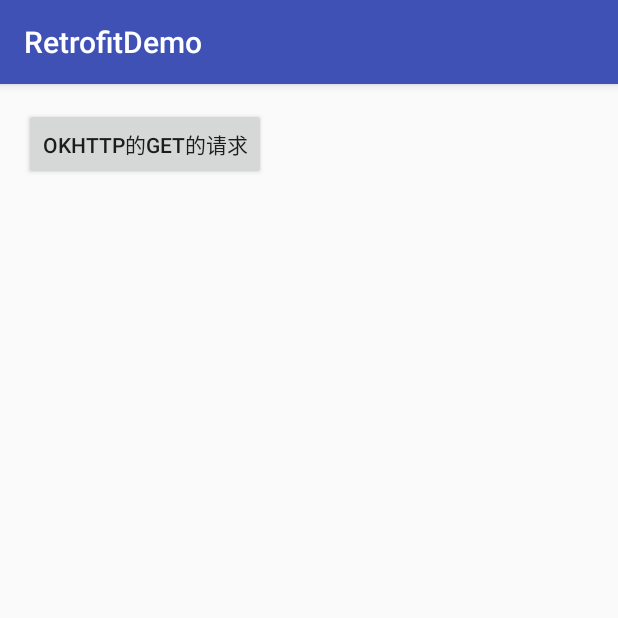
After one commit to qqpp1212/RetrofitDemo, an Android app: the OkHttpGet2Activity screen opened directly, with no data from a screen before it, on a phone screen of 412 x 824 dp, the top half of it. The commit adds this screen. Run offline under Robolectric (Android 15) with nearby library versions, the phone set to English and light mode, and no system bars; our stand-ins replace ButterKnife.

Commit message:
OkHttp的GET请求(拆分)

```diff
--- a/app/src/main/AndroidManifest.xml
+++ b/app/src/main/AndroidManifest.xml
@@ -2,7 +2,7 @@
 <manifest xmlns:android="http://schemas.android.com/apk/res/android"
     package="com.feicuiedu.retrofitdemo">
 
-    <uses-permission android:name="android.permission.INTERNET"/>
+    <uses-permission android:name="android.permission.INTERNET" />
 
     <application
         android:allowBackup="true"
@@ -17,7 +17,8 @@
                 <category android:name="android.intent.category.LAUNCHER" />
             </intent-filter>
         </activity>
-        <activity android:name=".demoOkHttpGet.OkHttpGetActivity"></activity>
+        <activity android:name=".demoOkHttpGet.OkHttpGetActivity" />
+        <activity android:name=".demoOkHttpGet2.OkHttpGet2Activity"></activity>
     </application>
 
 </manifest>
--- a/app/src/main/java/com/feicuiedu/retrofitdemo/MainActivity.java
+++ b/app/src/main/java/com/feicuiedu/retrofitdemo/MainActivity.java
@@ -9,6 +9,7 @@ import android.widget.ArrayAdapter;
 import android.widget.ListView;
 
 import com.feicuiedu.retrofitdemo.demoOkHttpGet.OkHttpGetActivity;
+import com.feicuiedu.retrofitdemo.demoOkHttpGet2.OkHttpGet2Activity;
 
 import butterknife.BindView;
 import butterknife.ButterKnife;
@@ -37,7 +38,8 @@ public class MainActivity extends AppCompatActivity implements AdapterView.OnIte
 
     private Demo[] createDemos(){
         return new Demo[]{
-                new Demo("OkHttp的GET请求",new Intent(this,OkHttpGetActivity.class))
+                new Demo("OkHttp的GET请求",new Intent(this,OkHttpGetActivity.class)),
+                new Demo("OkHttp的GET请求(拆分)",new Intent(this, OkHttpGet2Activity.class))
         };
     }
 
--- a/app/src/main/java/com/feicuiedu/retrofitdemo/demoOkHttpGet/OkHttpGetActivity.java
+++ b/app/src/main/java/com/feicuiedu/retrofitdemo/demoOkHttpGet/OkHttpGetActivity.java
@@ -53,7 +53,7 @@ public class OkHttpGetActivity extends AppCompatActivity {
                 // 后台线程：不能做UI的操作
                 Log.i("TAG","---请求失败"+e.getMessage());
             }
-            // 响应成功
+            // 请求成功
             @Override
             public void onResponse(Call call, Response response) throws IOException {
                 // 后台线程：不能做UI的操作
--- /dev/null
+++ b/app/src/main/java/com/feicuiedu/retrofitdemo/demoOkHttpGet2/OkHttpGet2Activity.java
@@ -0,0 +1,42 @@
+package com.feicuiedu.retrofitdemo.demoOkHttpGet2;
+
+import android.os.Bundle;
+import android.support.v7.app.AppCompatActivity;
+import android.util.Log;
+
+import com.feicuiedu.retrofitdemo.R;
+
+import java.io.IOException;
+
+import butterknife.ButterKnife;
+import butterknife.OnClick;
+import okhttp3.Call;
+import okhttp3.Callback;
+import okhttp3.Response;
+
+public class OkHttpGet2Activity extends AppCompatActivity {
+
+    @Override
+    protected void onCreate(Bundle savedInstanceState) {
+        super.onCreate(savedInstanceState);
+        setContentView(R.layout.activity_ok_http_get);
+        ButterKnife.bind(this);
+    }
+
+    @OnClick(R.id.btn_OkHttp_Get)
+    public void onClick() {
+
+        // 去进行请求
+        NetClient.getInstance().getData("https://api.github.com/users/gqq").enqueue(new Callback() {
+            @Override
+            public void onFailure(Call call, IOException e) {
+                Log.i("TAG", "--请求失败");
+            }
+
+            @Override
+            public void onResponse(Call call, Response response) throws IOException {
+                Log.i("TAG", "--响应成功");
+            }
+        });
+    }
+}
```
Also changed, not shown: app/src/main/java/com/feicuiedu/retrofitdemo/demoOkHttpGet2/NetClient.java (added, +38 -0 lines), app/src/main/java/com/feicuiedu/retrofitdemo/demoOkHttpGet2/UserApi.java (added, +13 -0 lines), app/src/main/res/layout/activity_ok_http_get2.xml (added, +13 -0 lines).
